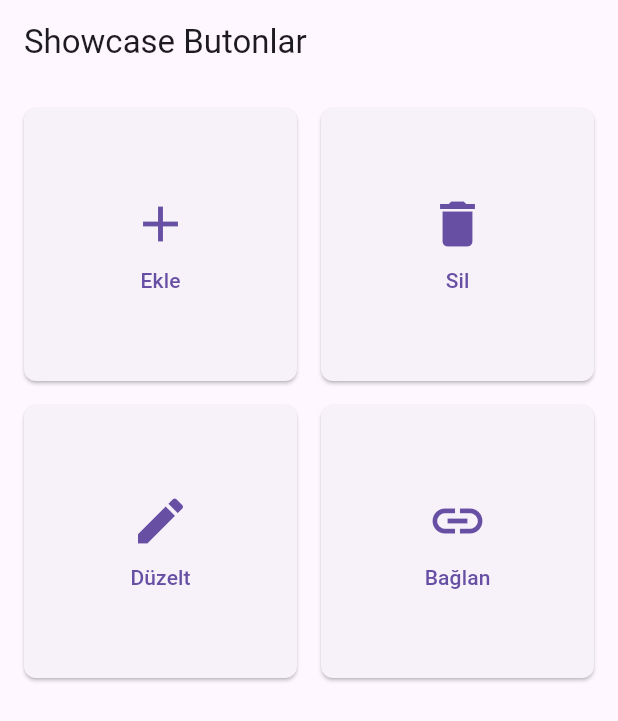
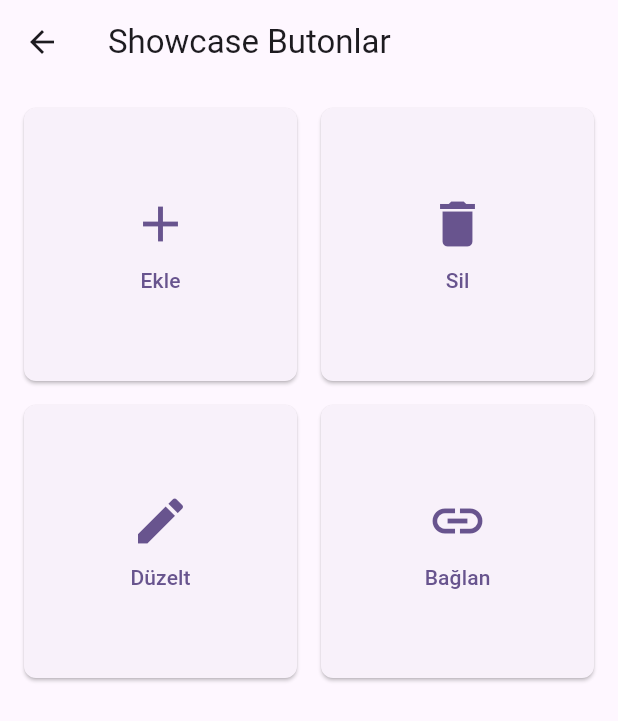
Before and after one commit to ulasbaskirisci/flutter_autumn_meetup, a Flutter app: the screen it shows after launch, after a tap on "Show Case 2", on a phone screen of 412 x 824 dp. Shown: the top 721 px of the screen. Run offline on Flutter 3.47's test engine with Material 3 defaults, Android fonts, the phone set to English and light mode, and no system bars; drawn by our look-alikes of showcaseview; our stand-ins replace file_picker, flutter_slidable, image_picker, share_plus, shared_preferences; network calls fail.

Commit message:
proje değişikliği

```diff
--- a/lib/home/home.dart
+++ b/lib/home/home.dart
@@ -40,7 +40,7 @@ class HomePage extends StatelessWidget {
                           MaterialPageRoute(
                             builder: (context) => ShowCaseWidget(
                               builder: (context) =>
-                                  MyAppDnm(), // MyAppDnm() should be used as a widget, not a method
+                                  PersonListPage(), // MyAppDnm() should be used as a widget, not a method
                             ),
                           ),
                         );
@@ -62,7 +62,7 @@ class HomePage extends StatelessWidget {
                           MaterialPageRoute(
                             builder: (context) => ShowCaseWidget(
                               builder: (context) =>
-                                  MyAppDnmTwo(), // MyAppDnm() should be used as a widget, not a method
+                                  ShowCasePageTwo(),
                             ),
                           ),
                         );
--- a/lib/share_plus/share_plus.dart
+++ b/lib/share_plus/share_plus.dart
@@ -2,6 +2,8 @@ import 'package:flutter/material.dart';
 import 'package:share_plus/share_plus.dart';
 
 class ShareExample extends StatelessWidget {
+  const ShareExample({super.key});
+
   // Metin Paylaşımı
   void _shareText(String text) {
     Share.share(text); // Paylaşılacak metni Share.share() ile paylaşıyoruz
@@ -14,7 +16,7 @@ class ShareExample extends StatelessWidget {
 
     return Scaffold(
       appBar: AppBar(
-        title: Text('Share Plus Örneği'),
+        title: const Text('Share Plus Örneği'),
       ),
       body: Center(
         child: Column(
@@ -24,7 +26,7 @@ class ShareExample extends StatelessWidget {
               onPressed: () {
                 _shareText(textToShare); // Butona tıklanınca metni paylaşır
               },
-              child: Text('Metin Paylaş'),
+              child: const Text('Metin Paylaş'),
             ),
           ],
         ),
--- a/lib/share_plus/share_plus_camera.dart
+++ b/lib/share_plus/share_plus_camera.dart
@@ -4,6 +4,8 @@ import 'package:share_plus/share_plus.dart';
 import 'package:file_picker/file_picker.dart';
 
 class SharePlusGallery extends StatefulWidget {
+  const SharePlusGallery({super.key});
+
   @override
   _SharePlusGalleryState createState() => _SharePlusGalleryState();
 }
@@ -30,7 +32,7 @@ class _SharePlusGalleryState extends State<SharePlusGallery> {
   Future<void> _shareImage() async {
     if (_imageFile != null) {
       // XFile nesnesi oluşturuyoruz
-      final XFile xFile = XFile(_imageFile!.path);
+      final XFile xFile = XFile(_imageFile!.path, name: "image");
 
       // shareXFiles fonksiyonu XFile türünde bir liste bekler
       await Share.shareXFiles([xFile], text: 'Bu görseli paylaşın!');
--- a/lib/show_case/show_case_two.dart
+++ b/lib/show_case/show_case_two.dart
@@ -1,22 +1,5 @@
 import 'package:flutter/material.dart';
 import 'package:showcaseview/showcaseview.dart';
-
-class MyAppDnmTwo extends StatelessWidget {
-  const MyAppDnmTwo({super.key});
-
-  @override
-  Widget build(BuildContext context) {
-    return ShowCaseWidget(
-      builder: (context) => MaterialApp(
-        title: 'Showcase Butonlar',
-        theme: ThemeData(
-          primarySwatch: Colors.blue,
-        ),
-        home: const ShowCasePageTwo(),
-      ),
-    );
-  }
-}
 
 class ShowCasePageTwo extends StatefulWidget {
   const ShowCasePageTwo({super.key});
@@ -53,7 +36,7 @@ class _ShowCasePageTwoState extends State<ShowCasePageTwo> {
       ),
       body: GridView.count(
         padding: const EdgeInsets.all(16.0),
-        crossAxisCount: 2, // Kare butonlar için 2 sütun kullanıyoruz
+        crossAxisCount: 2, // butonlar için 2 sütun kullanıyoruz
         crossAxisSpacing: 16.0,
         mainAxisSpacing: 16.0,
         children: [
@@ -70,9 +53,9 @@ class _ShowCasePageTwoState extends State<ShowCasePageTwo> {
                   borderRadius: BorderRadius.circular(8.0),
                 ),
               ),
-              child: Column(
+              child: const Column(
                 mainAxisAlignment: MainAxisAlignment.center,
-                children: const [
+                children: [
                   Icon(Icons.add, size: 40),
                   SizedBox(height: 8),
                   Text("Ekle"),
@@ -93,9 +76,9 @@ class _ShowCasePageTwoState extends State<ShowCasePageTwo> {
                   borderRadius: BorderRadius.circular(8.0),
                 ),
               ),
-              child: Column(
+              child: const Column(
                 mainAxisAlignment: MainAxisAlignment.center,
-                children: const [
+                children: [
                   Icon(Icons.delete, size: 40),
                   SizedBox(height: 8),
                   Text("Sil"),
@@ -116,9 +99,9 @@ class _ShowCasePageTwoState extends State<ShowCasePageTwo> {
                   borderRadius: BorderRadius.circular(8.0),
                 ),
               ),
-              child: Column(
+              child: const Column(
                 mainAxisAlignment: MainAxisAlignment.center,
-                children: const [
+                children: [
                   Icon(Icons.edit, size: 40),
                   SizedBox(height: 8),
                   Text("Düzelt"),
@@ -139,9 +122,9 @@ class _ShowCasePageTwoState extends State<ShowCasePageTwo> {
                   borderRadius: BorderRadius.circular(8.0),
                 ),
               ),
-              child: Column(
+              child: const Column(
                 mainAxisAlignment: MainAxisAlignment.center,
-                children: const [
+                children: [
                   Icon(Icons.link, size: 40),
                   SizedBox(height: 8),
                   Text("Bağlan"),
--- a/pubspec.yaml
+++ b/pubspec.yaml
@@ -35,6 +35,12 @@ dependencies:
   # Use with the CupertinoIcons class for iOS style icons.
   cupertino_icons: ^1.0.6
   showcaseview: ^3.0.0
+
+
+
+
+
+
   flutter_slidable: ^3.1.1
   image_picker: ^1.1.2
   file_picker: ^8.1.2
```
Also changed, not shown: lib/date/date.dart (+16 -7 lines), lib/main.dart (+1 -49 lines), lib/show_case/show_case.dart (+6 -30 lines), pubspec.lock, 1 other file.
